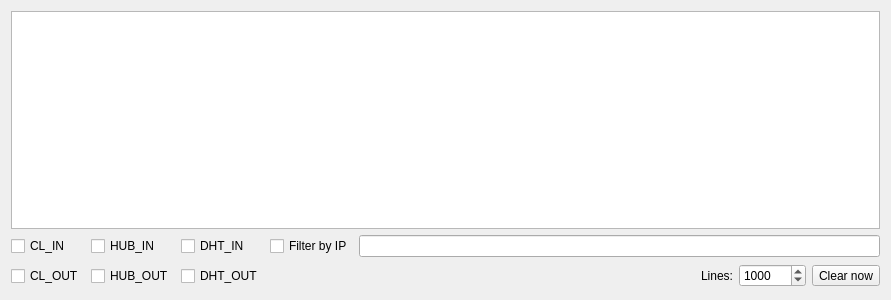
Qt form eiskaltdcpp-qt/ui/UICmdDebug.ui (eiskaltdcpp/eiskaltdcpp) before a commit.
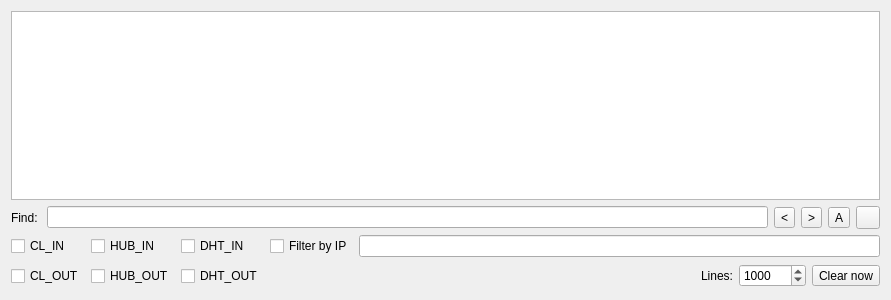
The same form after that commit. Custom widgets are drawn as their Qt base class.

Commit message: [Qt] Add search panel into Cmd Debug Widget.

```diff
--- a/eiskaltdcpp-qt/ui/UICmdDebug.ui
+++ b/eiskaltdcpp-qt/ui/UICmdDebug.ui
@@ -21,6 +21,105 @@
      </property>
     </widget>
    </item>
+   <item>
+    <widget class="QFrame" name="searchFrame">
+     <property name="sizePolicy">
+      <sizepolicy hsizetype="Preferred" vsizetype="Preferred">
+       <horstretch>0</horstretch>
+       <verstretch>0</verstretch>
+      </sizepolicy>
+     </property>
+     <property name="frameShape">
+      <enum>QFrame::NoFrame</enum>
+     </property>
+     <property name="frameShadow">
+      <enum>QFrame::Plain</enum>
+     </property>
+     <property name="lineWidth">
+      <number>0</number>
+     </property>
+     <layout class="QHBoxLayout" name="horizontalLayout_3">
+      <property name="leftMargin">
+       <number>0</number>
+      </property>
+      <property name="topMargin">
+       <number>0</number>
+      </property>
+      <property name="rightMargin">
+       <number>0</number>
+      </property>
+      <property name="bottomMargin">
+       <number>0</number>
+      </property>
+      <item>
+       <widget class="QLabel" name="label_2">
+        <property name="text">
+         <string>Find: </string>
+        </property>
+       </widget>
+      </item>
+      <item>
+       <widget class="LineEdit" name="lineEdit_FIND">
+        <property name="alignment">
+         <set>Qt::AlignLeading|Qt::AlignLeft|Qt::AlignVCenter</set>
+        </property>
+       </widget>
+      </item>
+      <item>
+       <widget class="QToolButton" name="toolButton_BACK">
+        <property name="toolTip">
+         <string>Previous (Shift+F3)</string>
+        </property>
+        <property name="text">
+         <string notr="true">&lt;</string>
+        </property>
+        <property name="shortcut">
+         <string>Shift+F3</string>
+        </property>
+       </widget>
+      </item>
+      <item>
+       <widget class="QToolButton" name="toolButton_FORWARD">
+        <property name="toolTip">
+         <string>Next (F3)</string>
+        </property>
+        <property name="text">
+         <string notr="true">&gt;</string>
+        </property>
+        <property name="shortcut">
+         <string>F3</string>
+        </property>
+       </widget>
+      </item>
+      <item>
+       <widget class="QToolButton" name="toolButton_ALL">
+        <property name="toolTip">
+         <string>Highlight all</string>
+        </property>
+        <property name="text">
+         <string notr="true">A</string>
+        </property>
+        <property name="checkable">
+         <bool>true</bool>
+        </property>
+        <property name="checked">
+         <bool>false</bool>
+        </property>
+       </widget>
+      </item>
+      <item>
+       <widget class="QToolButton" name="toolButton_HIDE">
+        <property name="toolTip">
+         <string>Hide find frame (Ctrl+F)</string>
+        </property>
+        <property name="text">
+         <string notr="true"/>
+        </property>
+       </widget>
+      </item>
+     </layout>
+    </widget>
+   </item>
    <item>
     <layout class="QGridLayout" name="gridLayout">
      <item row="0" column="0">
@@ -124,6 +223,13 @@
    </item>
   </layout>
  </widget>
+ <customwidgets>
+  <customwidget>
+   <class>LineEdit</class>
+   <extends>QLineEdit</extends>
+   <header>LineEdit.h</header>
+  </customwidget>
+ </customwidgets>
  <resources/>
  <connections/>
 </ui>
```
The commit also changes 6 other files.
